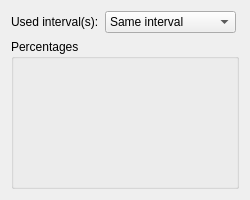
JYU-IBA/potku, file ui_files/ui_percentage_widget.ui: the form before one commit.
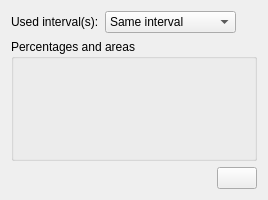
The form after the commit.

Commit message: When calculating recoil percentages, the area is shown. Area can be shown in relative or absolute units. Recoils have color.

Diff of the .ui file:
```diff
--- a/ui_files/ui_percentage_widget.ui
+++ b/ui_files/ui_percentage_widget.ui
@@ -6,13 +6,13 @@
    <rect>
     <x>0</x>
     <y>0</y>
-    <width>250</width>
+    <width>268</width>
     <height>200</height>
    </rect>
   </property>
   <property name="minimumSize">
    <size>
-    <width>250</width>
+    <width>268</width>
     <height>200</height>
    </size>
   </property>
@@ -64,9 +64,9 @@
    <item>
     <widget class="QGroupBox" name="groupBox">
      <property name="title">
-      <string>Percentages</string>
+      <string>Percentages and areas</string>
      </property>
-     <layout class="QVBoxLayout" name="verticalLayout_4">
+     <layout class="QHBoxLayout" name="horizontalLayout_3">
       <item>
        <layout class="QVBoxLayout" name="percentageLayout">
         <property name="spacing">
@@ -77,6 +77,30 @@
      </layout>
     </widget>
    </item>
+   <item>
+    <layout class="QHBoxLayout" name="horizontalLayout_2">
+     <item>
+      <spacer name="horizontalSpacer_2">
+       <property name="orientation">
+        <enum>Qt::Horizontal</enum>
+       </property>
+       <property name="sizeHint" stdset="0">
+        <size>
+         <width>40</width>
+         <height>20</height>
+        </size>
+       </property>
+      </spacer>
+     </item>
+     <item>
+      <widget class="QPushButton" name="absRelButton">
+       <property name="text">
+        <string/>
+       </property>
+      </widget>
+     </item>
+    </layout>
+   </item>
   </layout>
  </widget>
  <layoutdefault spacing="6" margin="11"/>
```
Left out of the diff: 6 changed lines with no effect on the pictures. The commit also changes 3 other files.
